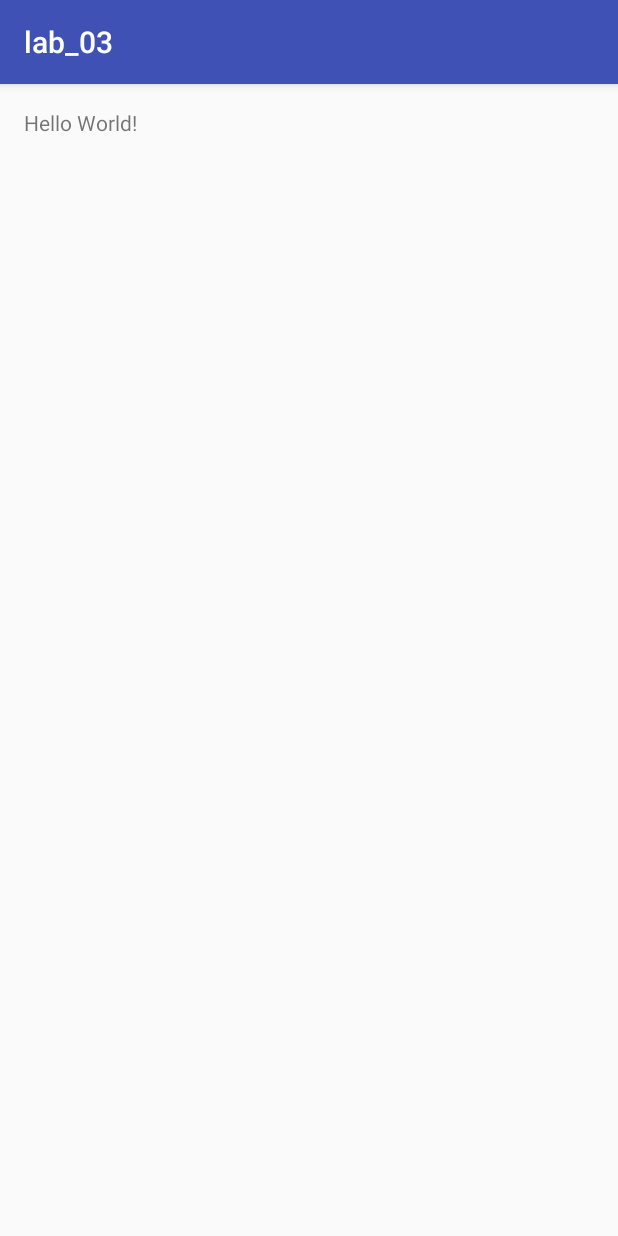
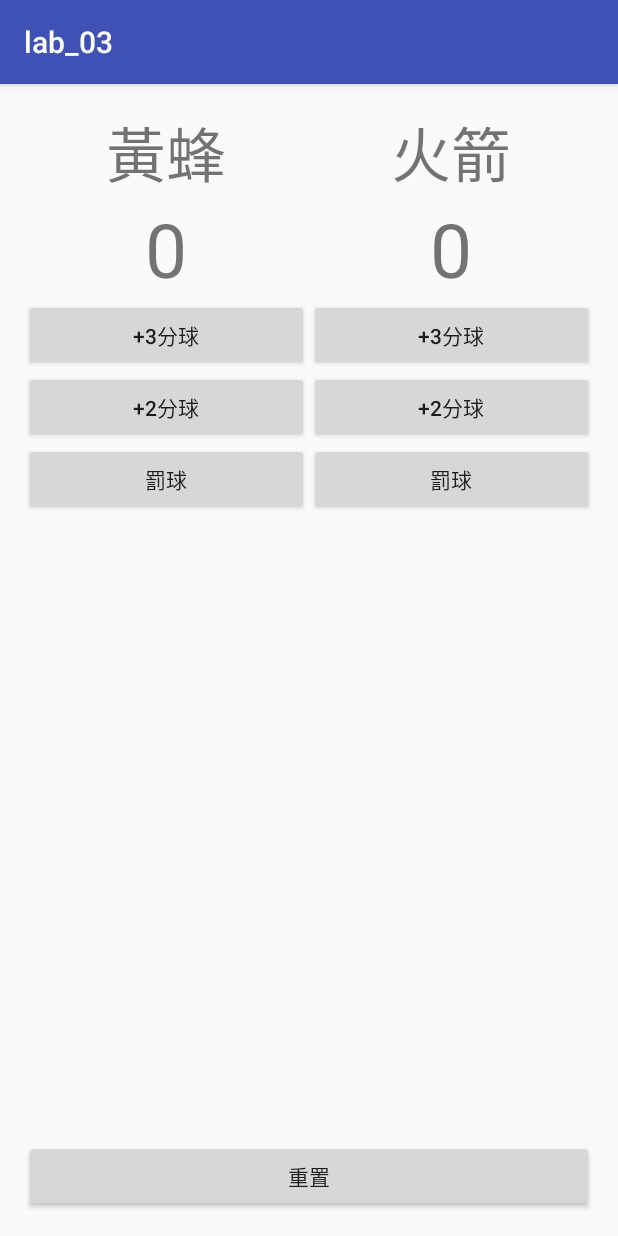
Before and after one commit to shark91140/lab_03, an Android app: the screen it shows after launch (MainActivity), on a phone screen of 412 x 824 dp. Run offline under Robolectric (Android 15) with nearby library versions, the phone set to English and light mode, and no system bars.

Commit message:
複製發蠢版

```diff
--- a/app/src/main/java/com/example/studente3/lab_03/MainActivity.java
+++ b/app/src/main/java/com/example/studente3/lab_03/MainActivity.java
@@ -2,6 +2,8 @@ package com.example.studente3.lab_03;
 
 import android.support.v7.app.AppCompatActivity;
 import android.os.Bundle;
+import android.view.View;
+import android.widget.TextView;
 
 public class MainActivity extends AppCompatActivity {
 
@@ -10,4 +12,52 @@ public class MainActivity extends AppCompatActivity {
         super.onCreate(savedInstanceState);
         setContentView(R.layout.activity_main);
     }
+    private int mScroe = 0;
+    private int mScroe2 = 0;
+
+    public void reset(View view) {
+        mScroe = 0;
+        mScroe2 =0;
+        TextView scroeText = (TextView)findViewById(R.id.scroe);
+        scroeText.setText(String.valueOf(mScroe));
+        TextView scroeText2 = (TextView)findViewById(R.id.scroe2);
+        scroeText2.setText(String.valueOf(mScroe2));
+    }
+
+    public void onepoint(View view) {
+        TextView scroeText = (TextView)findViewById(R.id.scroe);
+
+        scroeText.setText(String.valueOf(++mScroe));
+
+    }
+
+    public void twopoint(View view) {
+        TextView scroeText = (TextView)findViewById(R.id.scroe);
+
+        scroeText.setText(String.valueOf(mScroe = mScroe + 2));
+    }
+
+    public void threepoint(View view) {
+        TextView scroeText = (TextView)findViewById(R.id.scroe);
+
+        scroeText.setText(String.valueOf(mScroe = mScroe+3));
+    }
+    public void onepoint2(View view) {
+        TextView scroeText = (TextView)findViewById(R.id.scroe2);
+
+        scroeText.setText(String.valueOf(++mScroe2));
+
+    }
+
+    public void twopoint2(View view) {
+        TextView scroeText = (TextView)findViewById(R.id.scroe2);
+
+        scroeText.setText(String.valueOf(mScroe2 = mScroe2+2));
+    }
+
+    public void threepoint2(View view) {
+        TextView scroeText = (TextView)findViewById(R.id.scroe2);
+
+        scroeText.setText(String.valueOf(mScroe2 = mScroe2+3));
+    }
 }
--- a/app/src/main/res/layout/activity_main.xml
+++ b/app/src/main/res/layout/activity_main.xml
@@ -1,16 +1,106 @@
 <?xml version="1.0" encoding="utf-8"?>
-<RelativeLayout xmlns:android="http://schemas.android.com/apk/res/android"
+<LinearLayout xmlns:android="http://schemas.android.com/apk/res/android"
     xmlns:tools="http://schemas.android.com/tools"
     android:layout_width="match_parent"
     android:layout_height="match_parent"
+    android:orientation="vertical"
     android:paddingBottom="@dimen/activity_vertical_margin"
     android:paddingLeft="@dimen/activity_horizontal_margin"
     android:paddingRight="@dimen/activity_horizontal_margin"
     android:paddingTop="@dimen/activity_vertical_margin"
     tools:context="com.example.studente3.lab_03.MainActivity">
+    <LinearLayout
+        android:layout_width="match_parent"
+        android:layout_height="0dp"
+        android:layout_weight="1">
+    <RelativeLayout
+    android:layout_width="0dp"
+    android:layout_height="match_parent"
+    android:layout_weight="1">
+    <TextView
+        android:id="@+id/name1"
+            android:layout_width="match_parent"
+            android:layout_height="wrap_content"
+            android:text="黃蜂"
+            android:textSize="40sp"
+            android:textAlignment="center"
+        />
+    <TextView
+        android:id="@+id/scroe"
+        android:layout_width="match_parent"
+        android:layout_height="wrap_content"
+        android:text="0"
+        android:textSize="50sp"
+        android:layout_below="@+id/name1"
+        android:textAlignment="center"/>
+    <Button
+        android:id="@+id/three"
+        android:layout_width="match_parent"
+        android:layout_height="wrap_content"
+        android:layout_below="@id/scroe"
+        android:onClick="threepoint"
+        android:text="+3分球"/>
+    <Button
+        android:id="@+id/two"
+        android:layout_width="match_parent"
+        android:layout_height="wrap_content"
+        android:layout_below="@+id/three"
+        android:onClick="twopoint"
+        android:text="+2分球"/>
+    <Button
+        android:layout_width="match_parent"
+        android:layout_height="wrap_content"
+        android:layout_below="@+id/two"
+        android:onClick="onepoint"
+        android:text="罰球"/>
 
-    <TextView
-        android:layout_width="wrap_content"
+</RelativeLayout>
+    <RelativeLayout
+        android:layout_width="0dp"
+        android:layout_height="match_parent"
+        android:layout_weight="1">
+        <TextView
+            android:id="@+id/name2"
+            android:layout_width="match_parent"
+            android:layout_height="wrap_content"
+            android:text="火箭"
+            android:textSize="40sp"
+            android:textAlignment="center"
+            />
+        <TextView
+            android:id="@+id/scroe2"
+            android:layout_width="match_parent"
+            android:layout_height="wrap_content"
+            android:text="0"
+            android:textSize="50sp"
+            android:layout_below="@+id/name2"
+            android:textAlignment="center"/>
+        <Button
+            android:id="@+id/three2"
+            android:layout_width="match_parent"
+            android:layout_height="wrap_content"
+            android:layout_below="@id/scroe2"
+            android:onClick="threepoint2"
+            android:text="+3分球"/>
+        <Button
+            android:id="@+id/two2"
+            android:layout_width="match_parent"
+            android:layout_height="wrap_content"
+            android:layout_below="@+id/three2"
+            android:onClick="twopoint2"
+            android:text="+2分球"/>
+        <Button
+            android:layout_width="match_parent"
+            android:layout_height="wrap_content"
+            android:layout_below="@+id/two2"
+            android:onClick="onepoint2"
+            android:text="罰球"/>
+    </RelativeLayout>
+    </LinearLayout>
+    <Button
+        android:layout_width="match_parent"
         android:layout_height="wrap_content"
-        android:text="Hello World!" />
-</RelativeLayout>
+        android:layout_alignParentBottom="true"
+        android:onClick="reset"
+        android:text="重置"/>
+</LinearLayout>
```
